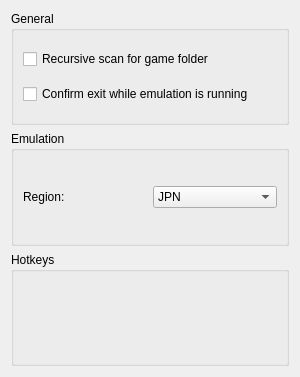
The window that src/citra_qt/configure_general.ui (PabloMK7/citra) describes before a commit, drawn with Qt 5.
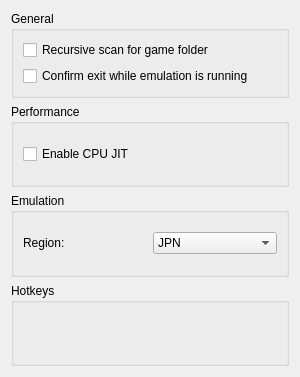
The same window after the commit. Custom widgets are drawn as their Qt base class.

Commit message: qt: Add UI configuration option to enable CPU JIT.

Diff of the .ui file:
```diff
--- a/src/citra_qt/configure_general.ui
+++ b/src/citra_qt/configure_general.ui
@@ -43,6 +43,26 @@
        </layout>
       </widget>
      </item>
+      <item>
+        <widget class="QGroupBox" name="groupBox_2">
+          <property name="title">
+            <string>Performance</string>
+          </property>
+          <layout class="QHBoxLayout" name="horizontalLayout_7">
+            <item>
+              <layout class="QVBoxLayout" name="verticalLayout_5">
+                <item>
+                  <widget class="QCheckBox" name="toggle_cpu_jit">
+                    <property name="text">
+                      <string>Enable CPU JIT</string>
+                    </property>
+                  </widget>
+                </item>
+              </layout>
+            </item>
+          </layout>
+        </widget>
+      </item>
      <item>
       <widget class="QGroupBox" name="groupBox_4">
        <property name="title">
```
The commit also changes 1 other file.
